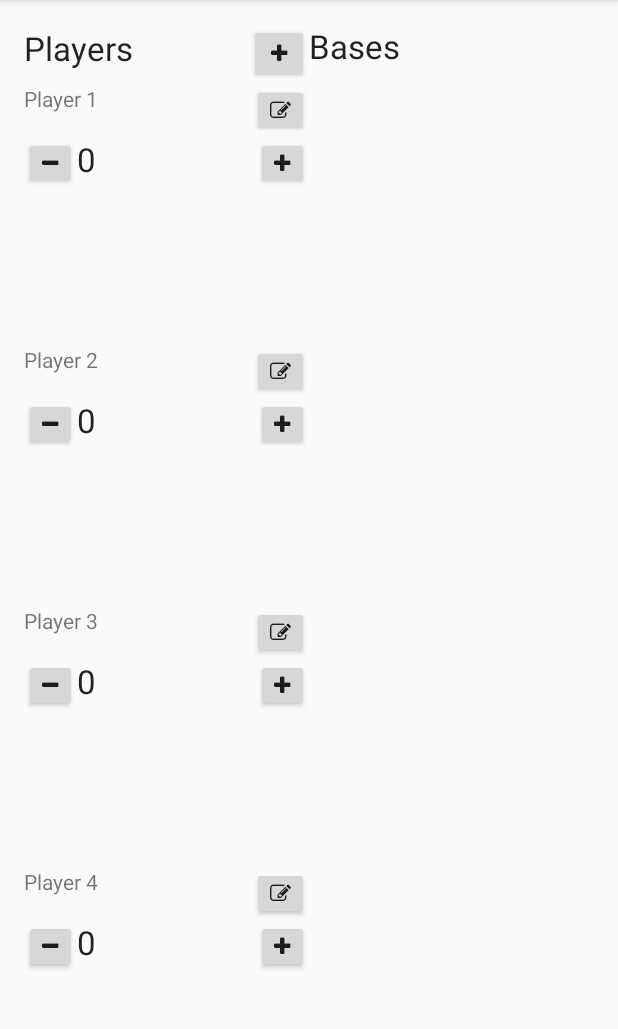
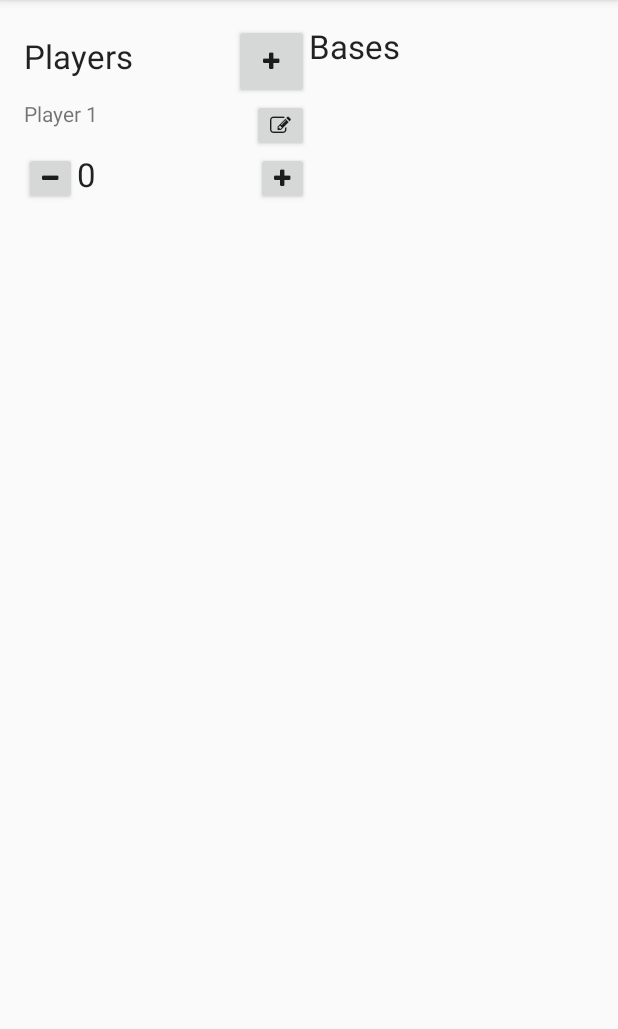
Before and after one commit to BenignBeppe/SmashUpCompanion, an Android app: the screen it shows after launch (MainActivity), after a tap on an icon or button, on a phone screen of 412 x 824 dp, the part 84-1113 px from its top. Run offline under Robolectric (Android 15) with nearby library versions, the phone set to English and light mode, and no system bars; 2 other taps on this screen came first.

Commit message:
Implemented adding players.

```diff
--- a/app/src/main/java/com/github/benignbeppe/smashupcompanion/MainActivity.java
+++ b/app/src/main/java/com/github/benignbeppe/smashupcompanion/MainActivity.java
@@ -1,15 +1,15 @@
 package com.github.benignbeppe.smashupcompanion;
 
-import android.content.pm.ActivityInfo;
 import android.content.res.Configuration;
 import android.os.Bundle;
 import android.support.v7.app.AppCompatActivity;
 import android.support.v7.widget.Toolbar;
 import android.util.Log;
-import android.view.View;
 import android.view.Menu;
 import android.view.MenuItem;
+import android.view.View;
 import android.view.ViewGroup;
+import android.widget.Button;
 
 import java.util.ArrayList;
 
@@ -24,13 +24,14 @@ public class MainActivity extends AppCompatActivity {
         setContentView(R.layout.activity_main);
         Toolbar toolbar = (Toolbar) findViewById(R.id.toolbar);
         setSupportActionBar(toolbar);
-        if(savedInstanceState == null) {
-            createPlayer("Player 1");
-            createPlayer("Player 2");
-            createPlayer("Player 3");
-            createPlayer("Player 4");
-        }
-        else {
+        Button addPlayerButton = (Button)findViewById(R.id.addPlayerButton);
+        addPlayerButton.setOnClickListener(new View.OnClickListener() {
+            @Override
+            public void onClick(View v) {
+                createPlayer();
+            }
+        });
+        if(savedInstanceState != null) {
             ArrayList<String> playerNames =
                     savedInstanceState.getStringArrayList("playerNames");
             ArrayList<Integer> playerPoints =
@@ -62,7 +63,8 @@ public class MainActivity extends AppCompatActivity {
         addedPlayer.changePoints(points);
     }
 
-    private void createPlayer(String name) {
+    private void createPlayer() {
+        String name = "Player " + (players.size() + 1);
         createPlayer(name, 0);
     }
 
--- a/app/src/main/res/layout/content_main.xml
+++ b/app/src/main/res/layout/content_main.xml
@@ -35,10 +35,11 @@
                     android:textAppearance="?android:attr/textAppearanceLarge"
                     android:text="@string/playersTitle" />
                 <com.github.benignbeppe.smashupcompanion.AwesomeButton
+                    android:id="@+id/addPlayerButton"
                     android:layout_width="wrap_content"
                     android:layout_height="wrap_content"
-                    android:minWidth="40dp"
-                    android:minHeight="40dp"
+                    android:minWidth="50dp"
+                    android:minHeight="50dp"
                     android:text="@string/addIcon" />
             </LinearLayout>
             <include layout="@layout/player_area" />
```
